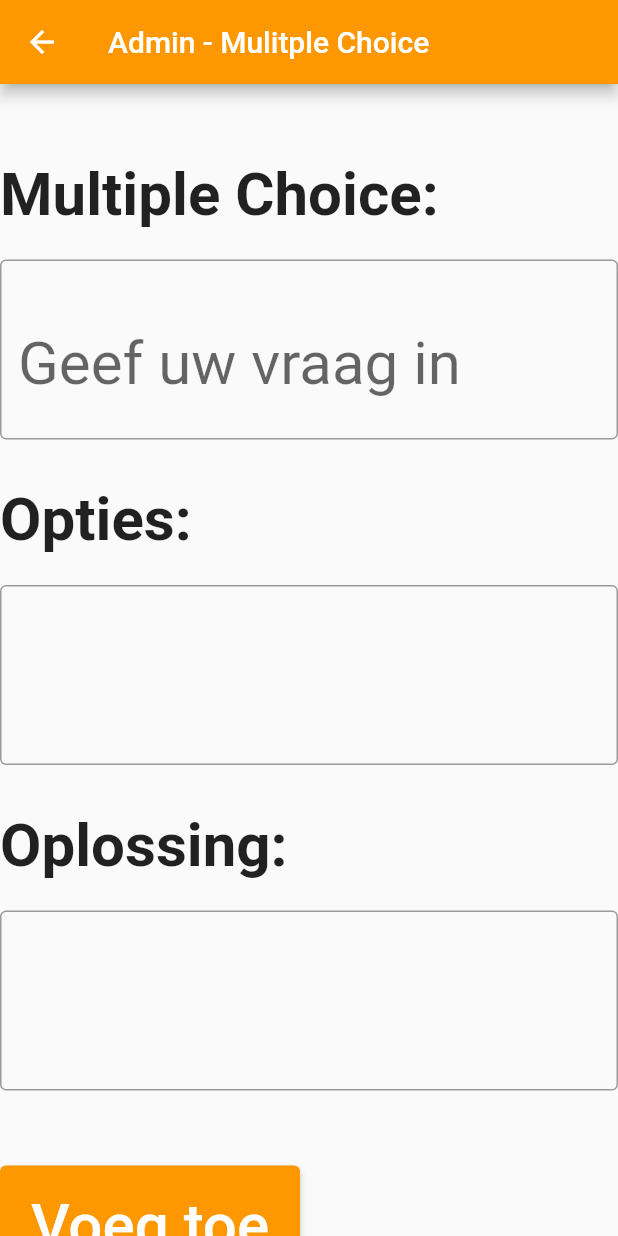
After one commit to ShourovAhmed/Groep18IntroMobile, a Flutter app: the ExamList screen opened directly, after a tap on "Multiple choice", on a phone screen of 412 x 824 dp. The commit adds this screen. Run offline on Flutter 3.47's test engine with Material 2 defaults, Android fonts, the phone set to English and light mode, and no system bars; our stand-ins replace cloud_firestore, firebase_auth, firebase_core, flutter_countdown_timer, geolocator; accounts and stored records are empty.

Commit message:
Admin - Added Multiple Choice layout

```diff
--- /dev/null
+++ b/lib/AdminQuestions/MultiVraag.dart
@@ -0,0 +1,118 @@
+import 'package:flutter/material.dart';
+
+import '../ExamList.dart';
+
+class MultiVraag extends StatelessWidget{
+  @override
+  Widget build(BuildContext context) {
+    return Scaffold(
+        appBar: AppBar(
+          backgroundColor: Colors.orange,
+          title: const Text('Admin - Mulitple Choice'),
+        ),
+
+
+
+        body: Center(
+            child: Column(
+              //mainAxisAlignment: MainAxisAlignment.center,
+              crossAxisAlignment: CrossAxisAlignment.start,
+              children: [
+                SizedBox(
+                  height: 50,
+                ),
+
+                Text('Multiple Choice:', style: const TextStyle(fontSize: 40, fontWeight: FontWeight.bold),),
+
+                SizedBox(
+                  height: 20,
+                ),
+                SizedBox(
+                    width: 800.0,
+                    child: TextField(
+                        decoration: InputDecoration(
+                          border: OutlineInputBorder(),
+                          //labelText: 'Open vraag',
+                          hintText: 'Geef uw vraag in',
+                        ),
+                        style: TextStyle(
+                            fontSize: 40.0,
+                            height: 2.0,
+                            color: Colors.black
+                        )
+                    )
+                ),
+
+                SizedBox(
+                  height: 30,
+                ),
+
+                Text('Opties:', style: const TextStyle(fontSize: 40, fontWeight: FontWeight.bold),),
+
+                SizedBox(
+                  height: 20,
+                ),
+                SizedBox(
+                    width: 800.0,
+                    child: TextField(
+                        decoration: InputDecoration(
+                          border: OutlineInputBorder(),
+                          //labelText: 'Open vraag',
+                          //hintText: 'Geef uw vraag in',
+                        ),
+                        style: TextStyle(
+                            fontSize: 40.0,
+                            height: 2.0,
+                            color: Colors.black
+                        )
+                    )
+                ),
+
+                SizedBox(
+                  height: 30,
+                ),
+
+                Text('Oplossing:', style: const TextStyle(fontSize: 40, fontWeight: FontWeight.bold),),
+
+                SizedBox(
+                  height: 20,
+                ),
+                SizedBox(
+                    width: 800.0,
+                    child: TextField(
+                        decoration: InputDecoration(
+                          border: OutlineInputBorder(),
+                          //labelText: 'Open vraag',
+                          //hintText: 'Geef uw vraag in',
+                        ),
+                        style: TextStyle(
+                            fontSize: 40.0,
+                            height: 2.0,
+                            color: Colors.black
+                        )
+                    )
+                ),
+
+                SizedBox(height: 50,),
+
+
+                ElevatedButton(
+                  style: ElevatedButton.styleFrom(
+                      minimumSize: Size(200,80),
+                      primary: Colors.orange
+                  ),
+                  child: Text("Voeg toe", style: TextStyle(fontSize: (40)),),
+                  onPressed: () {
+                    Navigator.push(
+                      context,
+                      MaterialPageRoute(builder: (context) => ExamList()),
+                    );
+                  },
+                )
+              ],
+            )
+        )
+    );
+  }
+
+}
--- a/lib/AdminQuestions/OpenVraag.dart
+++ b/lib/AdminQuestions/OpenVraag.dart
@@ -8,7 +8,7 @@ class OpenVraag extends StatelessWidget{
     return Scaffold(
         appBar: AppBar(
           backgroundColor: Colors.orange,
-          title: const Text('Admin'),
+          title: const Text('Admin - Open Vraag'),
         ),
 
 
--- a/lib/ExamList.dart
+++ b/lib/ExamList.dart
@@ -1,9 +1,8 @@
 import 'package:flutter/material.dart';
-import 'package:intro_mobile_project/AdminQuestions/OpenVraag.dart';
+import 'AdminQuestions/OpenVraag.dart';
+import 'AdminQuestions/MultiVraag.dart';
 import 'Firebase.dart';
-import 'Questions/CodeQuestion.dart';
-import 'Questions/OpenQuestion.dart';
-import 'Questions/OptionQuestion.dart';
+
 
 final fb = new firebase();
 final index = "";
@@ -119,7 +118,12 @@ class _State extends State<ExamList> {
                     ),
                     child: Text('Multiple choice'),
                     onPressed: () {
-                      addMulti();
+                      //addMulti();
+
+                      Navigator.push(
+                        context,
+                        MaterialPageRoute(builder: (context) => MultiVraag()),
+                      );
                     },
                   ),
 
```
